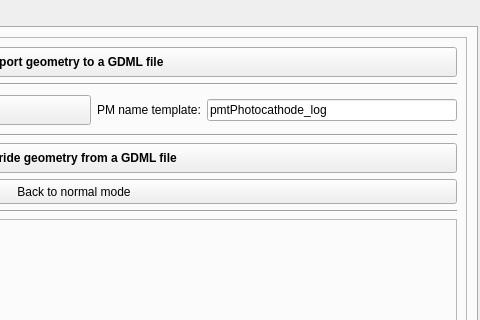
This is src/gui/detectoraddonswindow.ui in andrmor/ANTS2 as Qt 5 draws it before an edit; both pictures show x 332 to 812 and y 0 to 320 of the 812 by 473 pixel window. The edited form follows.
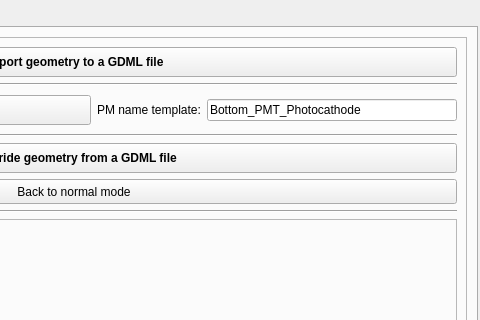
This is the edited form. The open tabs and pages were chosen to show the change.

Commit message: manual string overrides

Diff of the .ui file:
```diff
--- a/src/gui/detectoraddonswindow.ui
+++ b/src/gui/detectoraddonswindow.ui
@@ -1119,7 +1119,7 @@
                 <string>Sensor name starts with this string</string>
                </property>
                <property name="text">
-                <string>pmtPhotocathode_log</string>
+                <string>Bottom_PMT_Photocathode</string>
                </property>
               </widget>
              </item>
```
The commit also changes 2 other files.
